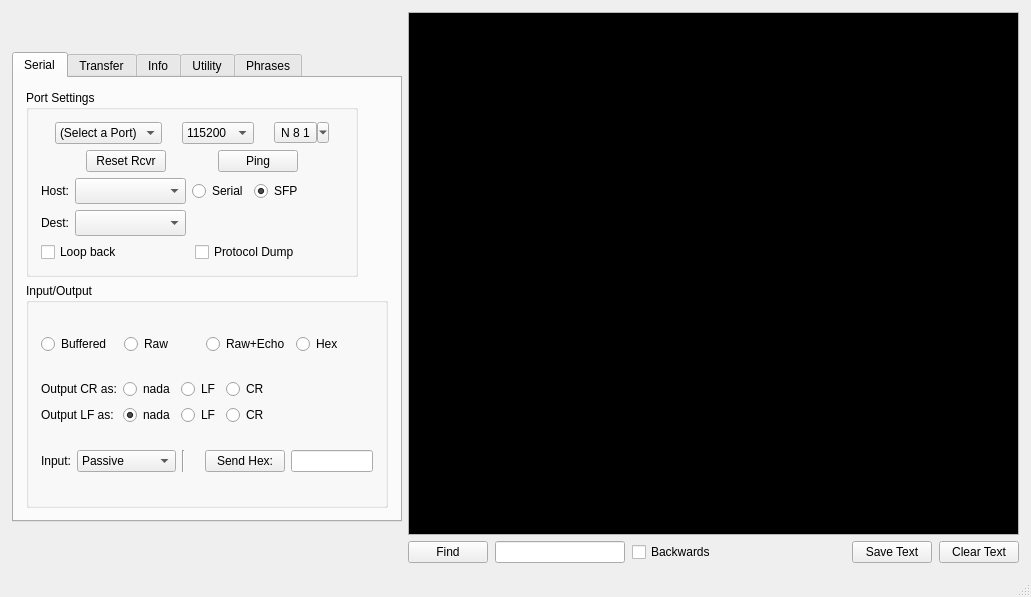
strawbot/TimbreTalk, file mainWindow.ui: the form before one commit.
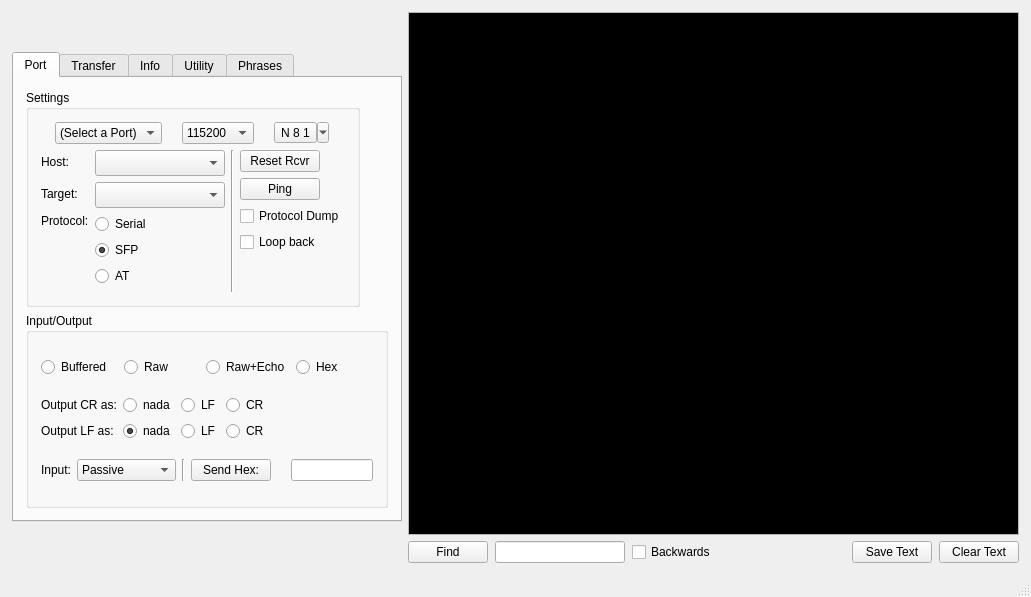
The form after the commit. The open tabs and pages were chosen to show the change.

Commit message: Make ui compile standalone update some comments re lay out serial pane and call it port add AT support

```diff
--- a/mainWindow.ui
+++ b/mainWindow.ui
@@ -65,12 +65,10 @@
           </property>
           <widget class="QWidget" name="Serial">
            <attribute name="title">
-            <string>Serial</string>
+            <string>Port</string>
            </attribute>
            <layout class="QVBoxLayout" name="verticalLayout_14">
             <item>
-             <layout class="QVBoxLayout" name="verticalLayout_4">
-              <item>
                <widget class="QGroupBox" name="groupBox_2">
                 <property name="sizePolicy">
                  <sizepolicy hsizetype="Fixed" vsizetype="Fixed">
@@ -79,9 +77,9 @@
                  </sizepolicy>
                 </property>
                 <property name="title">
-                 <string>Port Settings</string>
-                </property>
-                <layout class="QVBoxLayout" name="verticalLayout">
+               <string>Settings</string>
+              </property>
+              <layout class="QVBoxLayout" name="verticalLayout_3">
                  <item>
                   <layout class="QHBoxLayout" name="horizontalLayout_10">
                    <item>
@@ -179,101 +177,73 @@
                   </layout>
                  </item>
                  <item>
-                  <layout class="QHBoxLayout" name="horizontalLayout_11">
-                   <item>
-                    <spacer name="horizontalSpacer_3">
-                     <property name="orientation">
-                      <enum>Qt::Horizontal</enum>
-                     </property>
-                     <property name="sizeHint" stdset="0">
-                      <size>
-                       <width>40</width>
-                       <height>20</height>
-                      </size>
-                     </property>
-                    </spacer>
-                   </item>
-                   <item>
-                    <widget class="QPushButton" name="ResetRcvr">
-                     <property name="sizePolicy">
-                      <sizepolicy hsizetype="Fixed" vsizetype="Fixed">
-                       <horstretch>0</horstretch>
-                       <verstretch>0</verstretch>
-                      </sizepolicy>
-                     </property>
-                     <property name="text">
-                      <string>Reset Rcvr</string>
-                     </property>
-                    </widget>
-                   </item>
-                   <item>
-                    <spacer name="horizontalSpacer_15">
-                     <property name="orientation">
-                      <enum>Qt::Horizontal</enum>
-                     </property>
-                     <property name="sizeHint" stdset="0">
-                      <size>
-                       <width>40</width>
-                       <height>20</height>
-                      </size>
-                     </property>
-                    </spacer>
-                   </item>
-                   <item>
-                    <widget class="QPushButton" name="Ping">
-                     <property name="sizePolicy">
-                      <sizepolicy hsizetype="Fixed" vsizetype="Fixed">
-                       <horstretch>0</horstretch>
-                       <verstretch>0</verstretch>
-                      </sizepolicy>
-                     </property>
-                     <property name="text">
-                      <string>Ping</string>
-                     </property>
-                    </widget>
-                   </item>
-                   <item>
-                    <spacer name="horizontalSpacer_4">
-                     <property name="orientation">
-                      <enum>Qt::Horizontal</enum>
-                     </property>
-                     <property name="sizeHint" stdset="0">
-                      <size>
-                       <width>40</width>
-                       <height>20</height>
-                      </size>
-                     </property>
-                    </spacer>
-                   </item>
-                  </layout>
-                 </item>
-                 <item>
-                  <layout class="QVBoxLayout" name="verticalLayout_3">
-                   <item>
                     <layout class="QHBoxLayout" name="horizontalLayout">
                      <item>
+                  <layout class="QFormLayout" name="formLayout_4">
+                   <item row="0" column="0">
                       <widget class="QLabel" name="label_5">
                        <property name="text">
                         <string>Host:</string>
                        </property>
                       </widget>
                      </item>
-                     <item>
+                   <item row="0" column="1">
                       <widget class="QComboBox" name="whoFrom">
+                     <property name="sizePolicy">
+                      <sizepolicy hsizetype="Expanding" vsizetype="Fixed">
+                       <horstretch>0</horstretch>
+                       <verstretch>0</verstretch>
+                      </sizepolicy>
+                     </property>
                        <property name="minimumSize">
                         <size>
-                         <width>111</width>
+                       <width>130</width>
                          <height>26</height>
                         </size>
                        </property>
                        <property name="maximumSize">
                         <size>
-                         <width>111</width>
+                       <width>130</width>
                          <height>26</height>
                         </size>
                        </property>
                       </widget>
                      </item>
+                   <item row="1" column="0">
+                    <widget class="QLabel" name="label_4">
+                     <property name="text">
+                      <string>Target:</string>
+                     </property>
+                    </widget>
+                   </item>
+                   <item row="1" column="1">
+                    <widget class="QComboBox" name="whoTo">
+                     <property name="minimumSize">
+                      <size>
+                       <width>130</width>
+                       <height>26</height>
+                      </size>
+                     </property>
+                     <property name="maximumSize">
+                      <size>
+                       <width>130</width>
+                       <height>26</height>
+                      </size>
+                     </property>
+                    </widget>
+                   </item>
+                   <item row="2" column="0">
+                    <widget class="QLabel" name="label_22">
+                     <property name="text">
+                      <string>Protocol:</string>
+                     </property>
+                     <property name="alignment">
+                      <set>Qt::AlignLeading|Qt::AlignLeft|Qt::AlignTop</set>
+                     </property>
+                    </widget>
+                   </item>
+                   <item row="2" column="1">
+                    <layout class="QVBoxLayout" name="verticalLayout_4">
                      <item>
                       <widget class="QRadioButton" name="Serial1">
                        <property name="text">
@@ -301,66 +271,51 @@
                       </widget>
                      </item>
                      <item>
-                      <spacer name="horizontalSpacer_5">
-                       <property name="orientation">
-                        <enum>Qt::Horizontal</enum>
+                      <widget class="QRadioButton" name="AT">
+                       <property name="text">
+                        <string>AT</string>
                        </property>
-                       <property name="sizeHint" stdset="0">
-                        <size>
-                         <width>40</width>
-                         <height>20</height>
-                        </size>
-                       </property>
-                      </spacer>
+                       <attribute name="buttonGroup">
+                        <string notr="true">serialProtocol</string>
+                       </attribute>
+                      </widget>
                      </item>
                     </layout>
                    </item>
+                  </layout>
+                 </item>
                    <item>
-                    <layout class="QHBoxLayout" name="horizontalLayout_28">
-                     <item>
-                      <widget class="QLabel" name="label_4">
-                       <property name="text">
-                        <string>Dest:</string>
+                  <widget class="Line" name="line_2">
+                   <property name="orientation">
+                    <enum>Qt::Vertical</enum>
                        </property>
                       </widget>
                      </item>
                      <item>
-                      <widget class="QComboBox" name="whoTo">
-                       <property name="minimumSize">
-                        <size>
-                         <width>111</width>
-                         <height>26</height>
-                        </size>
-                       </property>
-                       <property name="maximumSize">
-                        <size>
-                         <width>111</width>
-                         <height>26</height>
-                        </size>
+                  <layout class="QVBoxLayout" name="verticalLayout">
+                   <item>
+                    <widget class="QPushButton" name="ResetRcvr">
+                     <property name="sizePolicy">
+                      <sizepolicy hsizetype="Fixed" vsizetype="Fixed">
+                       <horstretch>0</horstretch>
+                       <verstretch>0</verstretch>
+                      </sizepolicy>
+                     </property>
+                     <property name="text">
+                      <string>Reset Rcvr</string>
                        </property>
                       </widget>
                      </item>
                      <item>
-                      <spacer name="horizontalSpacer_14">
-                       <property name="orientation">
-                        <enum>Qt::Horizontal</enum>
-                       </property>
-                       <property name="sizeHint" stdset="0">
-                        <size>
-                         <width>40</width>
-                         <height>20</height>
-                        </size>
-                       </property>
-                      </spacer>
-                     </item>
-                    </layout>
-                   </item>
-                   <item>
-                    <layout class="QHBoxLayout" name="horizontalLayout_2">
-                     <item>
-                      <widget class="QCheckBox" name="LoopBack">
+                    <widget class="QPushButton" name="Ping">
+                     <property name="sizePolicy">
+                      <sizepolicy hsizetype="Fixed" vsizetype="Fixed">
+                       <horstretch>0</horstretch>
+                       <verstretch>0</verstretch>
+                      </sizepolicy>
+                     </property>
                        <property name="text">
-                        <string>Loop back</string>
+                      <string>Ping</string>
                        </property>
                       </widget>
                      </item>
@@ -371,6 +326,26 @@
                        </property>
                       </widget>
                      </item>
+                   <item>
+                    <widget class="QCheckBox" name="LoopBack">
+                     <property name="text">
+                      <string>Loop back</string>
+                     </property>
+                    </widget>
+                   </item>
+                   <item>
+                    <spacer name="verticalSpacer">
+                     <property name="orientation">
+                      <enum>Qt::Vertical</enum>
+                     </property>
+                     <property name="sizeHint" stdset="0">
+                      <size>
+                       <width>20</width>
+                       <height>40</height>
+                      </size>
+                     </property>
+                    </spacer>
+                   </item>
                     </layout>
                    </item>
                   </layout>
@@ -563,19 +538,6 @@
                      </property>
                     </widget>
                    </item>
-                   <item>
-                    <spacer name="horizontalSpacer">
-                     <property name="orientation">
-                      <enum>Qt::Horizontal</enum>
-                     </property>
-                     <property name="sizeHint" stdset="0">
-                      <size>
-                       <width>40</width>
-                       <height>20</height>
-                      </size>
-                     </property>
-                    </spacer>
-                   </item>
                    <item>
                     <widget class="QPushButton" name="sendHex">
                      <property name="text">
@@ -583,11 +545,24 @@
                      </property>
                     </widget>
                    </item>
+                 <item>
+                  <spacer name="horizontalSpacer">
+                   <property name="orientation">
+                    <enum>Qt::Horizontal</enum>
+                   </property>
+                   <property name="sizeHint" stdset="0">
+                    <size>
+                     <width>40</width>
+                     <height>20</height>
+                    </size>
+                   </property>
+                  </spacer>
+                 </item>
                    <item>
                     <widget class="QLineEdit" name="hexNum">
                      <property name="minimumSize">
                       <size>
-                       <width>30</width>
+                     <width>40</width>
                        <height>0</height>
                       </size>
                      </property>
@@ -600,8 +575,6 @@
                  </item>
                 </layout>
                </widget>
-              </item>
-             </layout>
             </item>
            </layout>
           </widget>
```
Left out of the diff: 52 changed lines with no effect on the pictures. Lines whose indentation alone changed are shown as unchanged. The commit also changes 6 other files.
